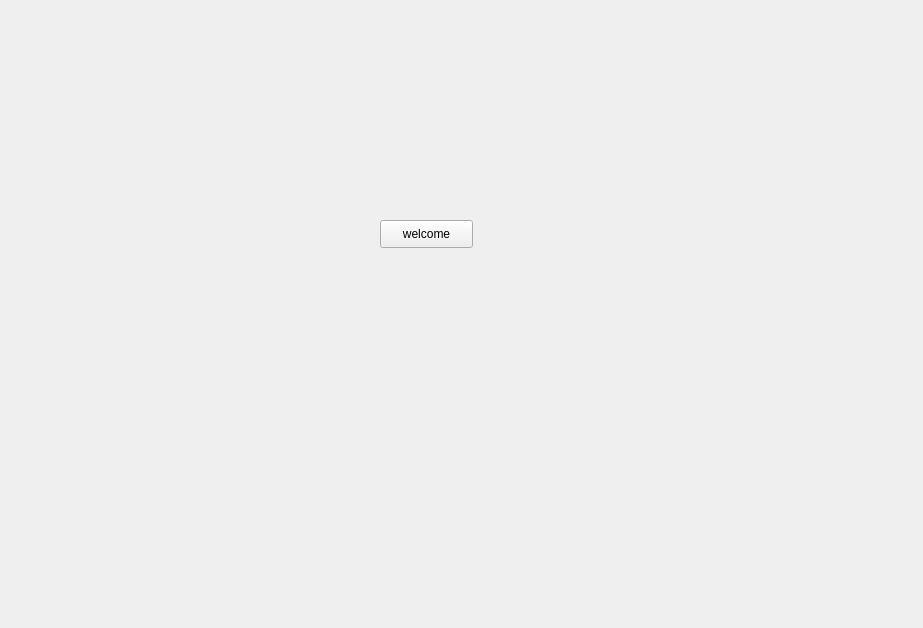
Above: src/ui/welcomewidget.ui from jspngh/shae-workstation before the change. Below: the same form after it.
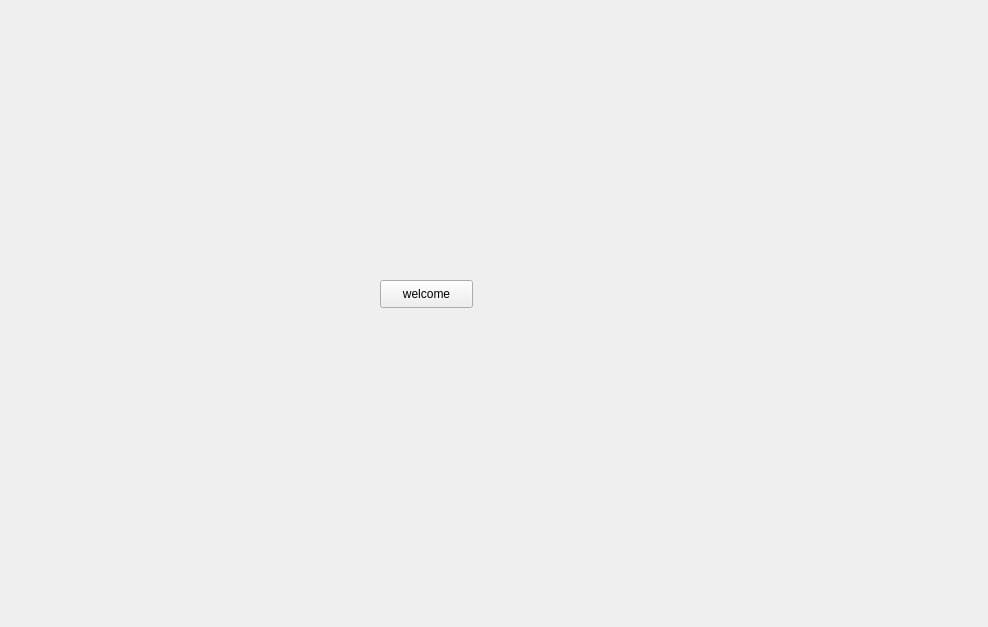
That is the form after the change.

```diff
--- a/src/ui/welcomewidget.ui
+++ b/src/ui/welcomewidget.ui
@@ -6,8 +6,8 @@
    <rect>
     <x>0</x>
     <y>0</y>
-    <width>923</width>
-    <height>628</height>
+    <width>988</width>
+    <height>627</height>
    </rect>
   </property>
   <property name="windowTitle">
@@ -17,7 +17,7 @@
    <property name="geometry">
     <rect>
      <x>380</x>
-     <y>220</y>
+     <y>280</y>
      <width>93</width>
      <height>28</height>
     </rect>
```
